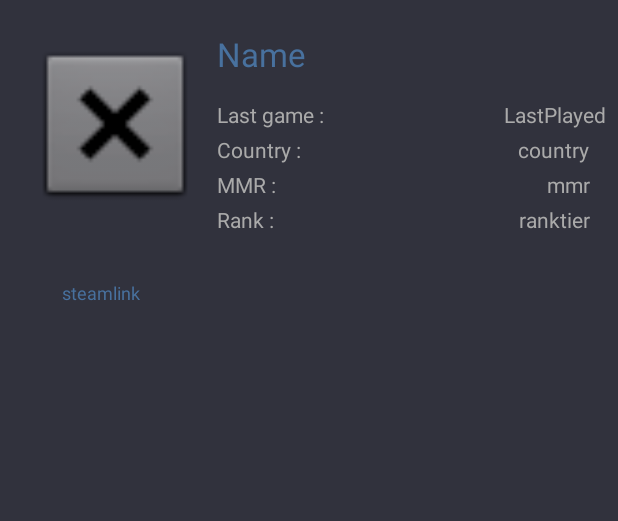
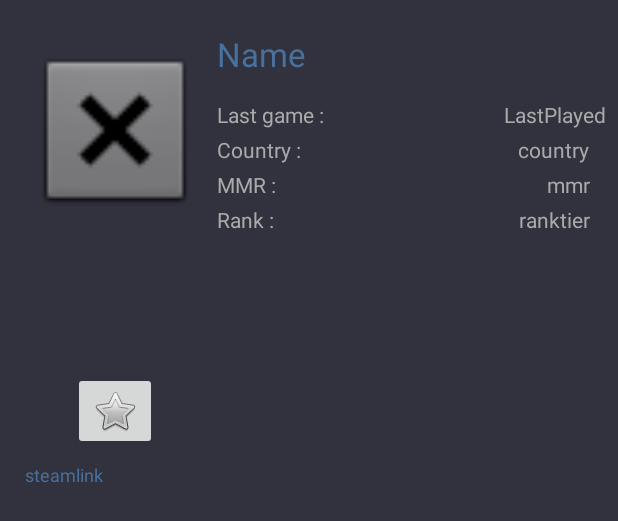
Before and after one commit to MattPilau/DotaStats, an Android app: the layout activity_player_profile.xml on its own in the app's theme, with its tools: preview values and no code run, on a phone screen of 412 x 824 dp. Shown: the top 521 px of the screen. Run offline under Robolectric (Android 15) with nearby library versions, the phone set to English and light mode, and no system bars.

Commit message:
Preferences (add/ remove player from list of favorites)

```diff
--- a/app/build.gradle
+++ b/app/build.gradle
@@ -20,6 +20,8 @@ android {
 
 dependencies {
     implementation 'com.android.support:design:26.1.0'
+    implementation 'com.android.support:leanback-v17:26.1.0'
+    implementation 'com.github.bumptech.glide:glide:3.8.0'
     compile fileTree(dir: 'libs', include: ['*.jar'])
     androidTestCompile('com.android.support.test.espresso:espresso-core:2.2.2', {
         exclude group: 'com.android.support', module: 'support-annotations'
--- a/app/src/main/java/com/app/dotastats/dotastats/MainActivity.java
+++ b/app/src/main/java/com/app/dotastats/dotastats/MainActivity.java
@@ -6,6 +6,8 @@ import android.os.Bundle;
 import android.view.View;
 import android.widget.EditText;
 import android.widget.Toast;
+
+import comp.app.dotastats.utils.UtilsPreferences;
 
 public class MainActivity extends AppCompatActivity {
 
@@ -18,6 +20,8 @@ public class MainActivity extends AppCompatActivity {
     @Override
     protected void onStart(){
         super.onStart();
+
+        //new UtilsPreferences().clearFavoritePlayers(getApplicationContext());
 
         findViewById(R.id.findPlayer).setOnClickListener(new View.OnClickListener() {
             @Override
--- a/app/src/main/java/com/app/dotastats/dotastats/Player.java
+++ b/app/src/main/java/com/app/dotastats/dotastats/Player.java
@@ -6,6 +6,8 @@ import org.json.JSONException;
 import org.json.JSONObject;
 
 import java.io.IOException;
+
+import comp.app.dotastats.utils.UtilsHttp;
 
 /**
  * Created by Mamie_Chiffons77 on 04/03/2018.
--- a/app/src/main/java/com/app/dotastats/dotastats/PlayerProfileService.java
+++ b/app/src/main/java/com/app/dotastats/dotastats/PlayerProfileService.java
@@ -17,6 +17,8 @@ import org.json.JSONObject;
 import java.io.IOException;
 import java.util.ArrayList;
 import java.util.TimerTask;
+
+import comp.app.dotastats.utils.UtilsHttp;
 
 public class PlayerProfileService extends Service {
 
--- a/app/src/main/res/layout/activity_player_profile.xml
+++ b/app/src/main/res/layout/activity_player_profile.xml
@@ -11,10 +11,10 @@
         android:id="@+id/avatarProfile"
         android:layout_width="120dp"
         android:layout_height="120dp"
-        android:layout_marginBottom="8dp"
+        android:layout_marginBottom="4dp"
         android:layout_marginEnd="8dp"
         android:layout_marginStart="8dp"
-        android:layout_marginTop="8dp"
+        android:layout_marginTop="12dp"
         app:layout_constraintBottom_toBottomOf="parent"
         app:layout_constraintEnd_toEndOf="parent"
         app:layout_constraintHorizontal_bias="0.032"
@@ -103,17 +103,17 @@
         android:layout_marginEnd="8dp"
         android:layout_marginStart="8dp"
         android:layout_marginTop="8dp"
-        android:text="steamlink"
-        android:textSize="12sp"
         android:autoLink="web"
         android:linksClickable="true"
+        android:text="steamlink"
         android:textColor="#48719e"
+        android:textSize="12sp"
         app:layout_constraintBottom_toBottomOf="parent"
         app:layout_constraintEnd_toEndOf="parent"
-        app:layout_constraintHorizontal_bias="0.096"
+        app:layout_constraintHorizontal_bias="0.025"
         app:layout_constraintStart_toStartOf="parent"
-        app:layout_constraintTop_toBottomOf="@+id/avatarProfile"
-        app:layout_constraintVertical_bias="0.056" />
+        app:layout_constraintTop_toBottomOf="@+id/addFavorite"
+        app:layout_constraintVertical_bias="0.0" />
 
     <TextView
         android:id="@+id/ranktier"
@@ -186,4 +186,19 @@
         app:layout_constraintStart_toEndOf="@+id/avatarProfile"
         app:layout_constraintTop_toBottomOf="@+id/textView3" />
 
+    <ImageButton
+        android:id="@+id/addFavorite"
+        android:layout_width="wrap_content"
+        android:layout_height="wrap_content"
+        android:layout_marginBottom="288dp"
+        android:layout_marginEnd="8dp"
+        android:layout_marginStart="8dp"
+        android:layout_marginTop="2dp"
+        app:layout_constraintBottom_toBottomOf="parent"
+        app:layout_constraintEnd_toEndOf="@+id/avatarProfile"
+        app:layout_constraintStart_toStartOf="@+id/avatarProfile"
+        app:layout_constraintTop_toBottomOf="@+id/avatarProfile"
+        app:layout_constraintVertical_bias="0.296"
+        app:srcCompat="@android:drawable/btn_star_big_off" />
+
 </android.support.constraint.ConstraintLayout>
--- /dev/null
+++ b/app/src/main/res/layout/preference_layout.xml
@@ -0,0 +1,6 @@
+<?xml version="1.0" encoding="utf-8"?>
+<LinearLayout xmlns:android="http://schemas.android.com/apk/res/android"
+    android:layout_width="match_parent"
+    android:layout_height="match_parent">
+
+</LinearLayout>
--- a/app/src/main/res/values/colors.xml
+++ b/app/src/main/res/values/colors.xml
@@ -3,4 +3,10 @@
     <color name="colorPrimary">#3F51B5</color>
     <color name="colorPrimaryDark">#303F9F</color>
     <color name="colorAccent">#FF4081</color>
+    <color name="background_gradient_start">#000000</color>
+    <color name="background_gradient_end">#DDDDDD</color>
+    <color name="fastlane_background">#0096a6</color>
+    <color name="search_opaque">#ffaa3f</color>
+    <color name="selected_background">#ffaa3f</color>
+    <color name="default_background">#3d3d3d</color>
 </resources>
```
Also changed, not shown: app/src/main/AndroidManifest.xml (+11 -1 lines), app/src/main/java/com/app/dotastats/dotastats/MyPreferenceActivity.java (added, +28 -0 lines), app/src/main/java/com/app/dotastats/dotastats/PlayerProfileActivity.java (+39 -2 lines), app/src/main/java/com/app/dotastats/dotastats/Players.java (+3 -9 lines), app/src/main/java/com/app/dotastats/dotastats/SearchPlayerService.java (+2 -11 lines), app/src/main/java/comp/app/dotastats/utils/UtilsHttp.java (renamed from app/src/main/java/com/app/dotastats/dotastats/UtilsHttp.java, +3 -11 lines), app/src/main/java/comp/app/dotastats/utils/UtilsPreferences.java (added, +78 -0 lines), app/src/main/res/values/strings.xml (+22 -0 lines).
